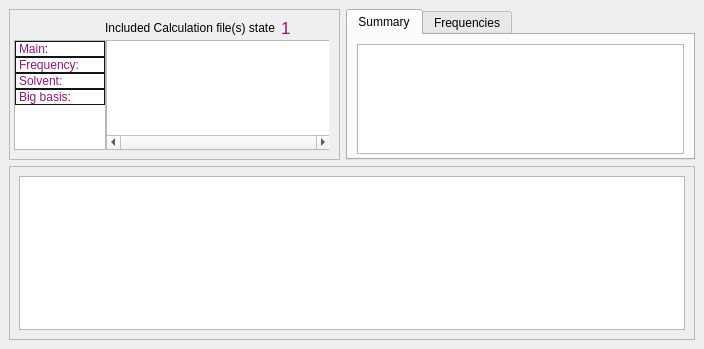
The window that src/main/python/UIs/AnalyseWindow.ui (isaksengeir/REACT) describes before a commit, drawn with Qt 5.
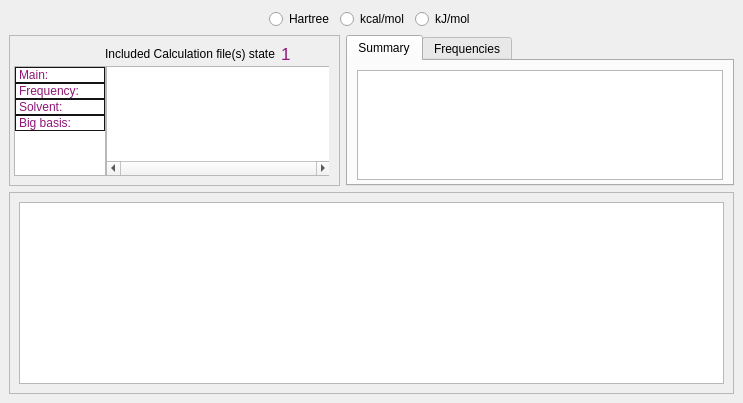
The same window after the commit. The open tabs and pages were chosen to show the change. Icons and pictures are not drawn.

Commit message: temp analyse push

```diff
--- a/src/main/python/UIs/AnalyseWindow.ui
+++ b/src/main/python/UIs/AnalyseWindow.ui
@@ -6,8 +6,8 @@
    <rect>
     <x>0</x>
     <y>0</y>
-    <width>704</width>
-    <height>349</height>
+    <width>743</width>
+    <height>403</height>
    </rect>
   </property>
   <property name="windowTitle">
@@ -21,6 +21,57 @@
   </property>
   <widget class="QWidget" name="centralwidget">
    <layout class="QVBoxLayout" name="verticalLayout">
+    <item>
+     <layout class="QGridLayout" name="gridLayout_6">
+      <item row="0" column="0">
+       <spacer name="horizontalSpacer">
+        <property name="orientation">
+         <enum>Qt::Horizontal</enum>
+        </property>
+        <property name="sizeHint" stdset="0">
+         <size>
+          <width>40</width>
+          <height>20</height>
+         </size>
+        </property>
+       </spacer>
+      </item>
+      <item row="0" column="5">
+       <spacer name="horizontalSpacer_2">
+        <property name="orientation">
+         <enum>Qt::Horizontal</enum>
+        </property>
+        <property name="sizeHint" stdset="0">
+         <size>
+          <width>40</width>
+          <height>20</height>
+         </size>
+        </property>
+       </spacer>
+      </item>
+      <item row="0" column="1">
+       <widget class="QRadioButton" name="unit_hartree">
+        <property name="text">
+         <string>Hartree</string>
+        </property>
+       </widget>
+      </item>
+      <item row="0" column="2">
+       <widget class="QRadioButton" name="unit_kcal">
+        <property name="text">
+         <string>kcal/mol</string>
+        </property>
+       </widget>
+      </item>
+      <item row="0" column="3">
+       <widget class="QRadioButton" name="unit_kj">
+        <property name="text">
+         <string>kJ/mol</string>
+        </property>
+       </widget>
+      </item>
+     </layout>
+    </item>
     <item>
      <layout class="QGridLayout" name="gridLayout_3">
       <property name="spacing">
@@ -374,7 +425,7 @@
             </property>
             <property name="font">
              <font>
-              <family>Arial</family>
+              <family>Courier</family>
              </font>
             </property>
             <property name="readOnly">
@@ -461,9 +512,12 @@
           <widget class="QPlainTextEdit" name="text_relative_values">
            <property name="font">
             <font>
-             <family>Arial</family>
+             <family>Courier</family>
             </font>
            </property>
+           <property name="lineWrapMode">
+            <enum>QPlainTextEdit::NoWrap</enum>
+           </property>
            <property name="readOnly">
             <bool>true</bool>
            </property>
```
Left out of the diff: 4 changed lines with no effect on the pictures. The commit also changes 5 other files.
